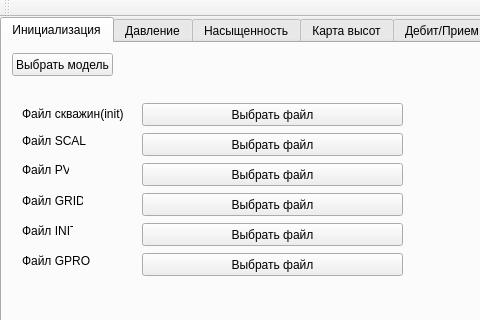
Old version of the form mainwindow.ui in the repository klast/simple_solver; both pictures show x 0 to 480 and y 0 to 320 of the 1104 by 636 pixel window.
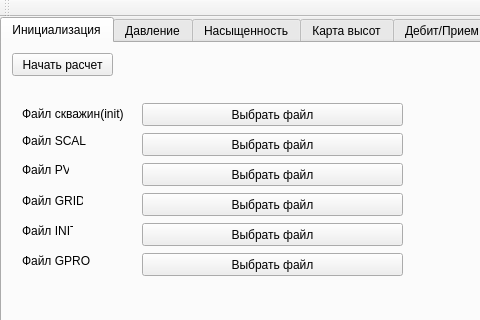
New version of the form.

What changed in the file:
```diff
--- a/mainwindow.ui
+++ b/mainwindow.ui
@@ -40,7 +40,7 @@
        </rect>
       </property>
       <property name="text">
-       <string>Выбрать модель</string>
+       <string>Начать расчет</string>
       </property>
       <property name="checkable">
        <bool>true</bool>
```
Left out of the diff: 2 changed lines with no effect on the pictures.
